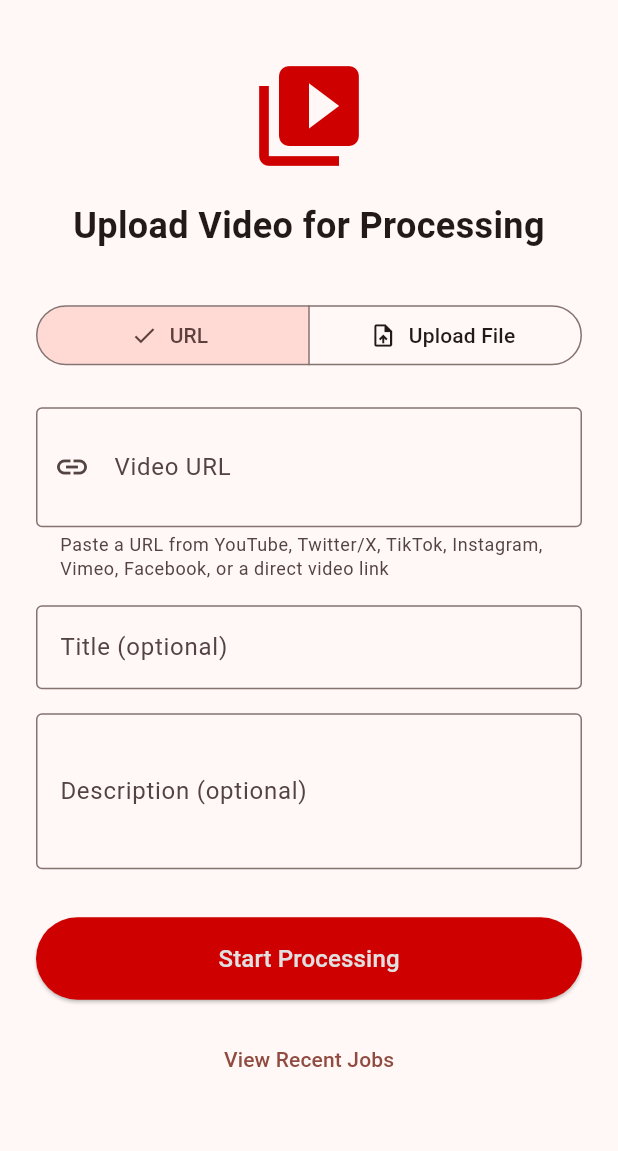
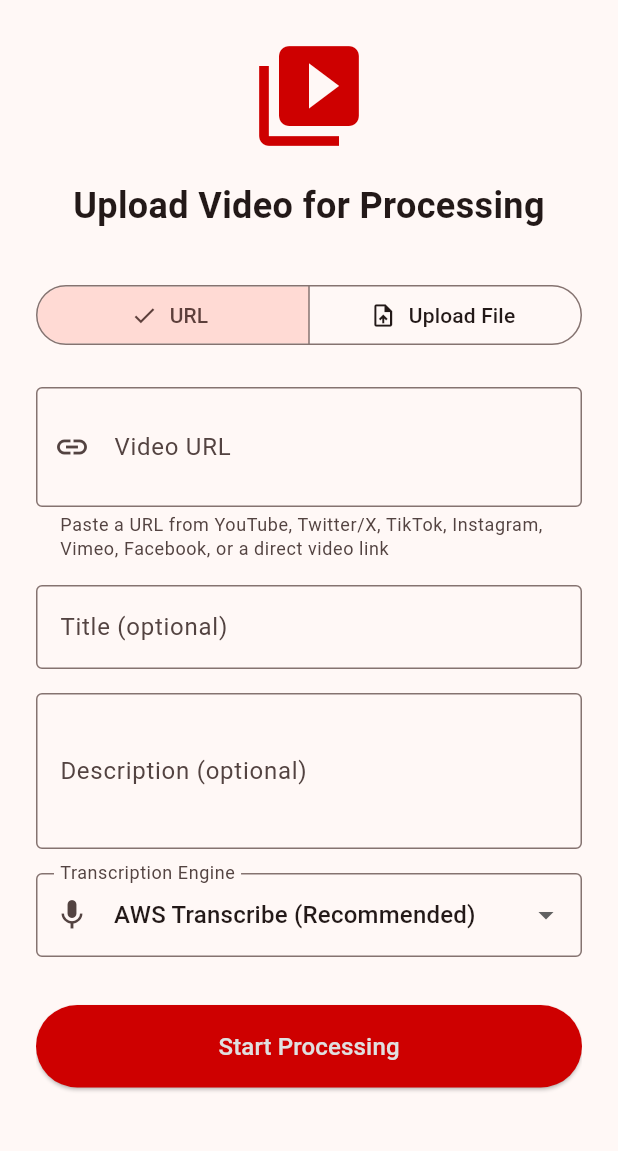
Before and after one commit to kevinlawrenceking/streamwatch-ui, a Flutter app: the screen it shows after launch, on a phone screen of 412 x 824 dp, the part 84-1235 px from its top. Run offline on Flutter 3.47's test engine with Material 3 defaults, Android fonts, the phone set to English and light mode, and no system bars; our stand-ins replace file_picker, video_player.

Commit message:
Claude code

```diff
--- a/lib/pages/jobs_list_page.dart
+++ b/lib/pages/jobs_list_page.dart
@@ -10,7 +10,7 @@ class JobsListPage extends StatefulWidget {
 }
 
 class _JobsListPageState extends State<JobsListPage> {
-  final ApiService _apiService = ApiService(baseUrl: 'http://localhost:8080');
+  final ApiService _apiService = ApiService();
 
   List<Job> _jobs = [];
   bool _isLoading = true;
--- a/lib/pages/upload_page.dart
+++ b/lib/pages/upload_page.dart
@@ -11,7 +11,7 @@ class UploadPage extends StatefulWidget {
 }
 
 class _UploadPageState extends State<UploadPage> {
-  final ApiService _apiService = ApiService(baseUrl: 'http://localhost:8080');
+  final ApiService _apiService = ApiService();
   final TextEditingController _urlController = TextEditingController();
   final TextEditingController _titleController = TextEditingController();
   final TextEditingController _descriptionController = TextEditingController();
@@ -21,6 +21,7 @@ class _UploadPageState extends State<UploadPage> {
   String? _selectedFileName;
   PlatformFile? _selectedFile;
   String _uploadMode = 'url'; // 'url' or 'file'
+  String _transcriptionEngine = 'aws'; // 'aws' or 'gemini' - default to AWS
 
   @override
   void dispose() {
@@ -71,6 +72,7 @@ class _UploadPageState extends State<UploadPage> {
           url: _urlController.text.trim(),
           title: _titleController.text.trim().isEmpty ? null : _titleController.text.trim(),
           description: _descriptionController.text.trim().isEmpty ? null : _descriptionController.text.trim(),
+          transcriptionEngine: _transcriptionEngine,
         );
       } else {
         response = await _apiService.createJobFromFile(
@@ -79,6 +81,7 @@ class _UploadPageState extends State<UploadPage> {
           fileName: _selectedFileName!,
           title: _titleController.text.trim().isEmpty ? null : _titleController.text.trim(),
           description: _descriptionController.text.trim().isEmpty ? null : _descriptionController.text.trim(),
+          transcriptionEngine: _transcriptionEngine,
         );
       }
 
@@ -218,6 +221,35 @@ class _UploadPageState extends State<UploadPage> {
                   maxLines: 3,
                 ),
 
+                const SizedBox(height: 16),
+
+                // Transcription Engine selector
+                DropdownButtonFormField<String>(
+                  value: _transcriptionEngine,
+                  decoration: const InputDecoration(
+                    labelText: 'Transcription Engine',
+                    border: OutlineInputBorder(),
+                    prefixIcon: Icon(Icons.mic),
+                  ),
+                  items: const [
+                    DropdownMenuItem(
+                      value: 'aws',
+                      child: Text('AWS Transcribe (Recommended)'),
+                    ),
+                    DropdownMenuItem(
+                      value: 'gemini',
+                      child: Text('Google Gemini'),
+                    ),
+                  ],
+                  onChanged: (value) {
+                    if (value != null) {
+                      setState(() {
+                        _transcriptionEngine = value;
+                      });
+                    }
+                  },
+                ),
+
                 const SizedBox(height: 32),
 
                 // Submit button
--- a/lib/services/api_service.dart
+++ b/lib/services/api_service.dart
@@ -1,17 +1,22 @@
 import 'dart:convert';
 import 'dart:typed_data';
 import 'package:http/http.dart' as http;
+import '../config/app_config.dart';
 
 class ApiService {
   final String baseUrl;
 
-  ApiService({this.baseUrl = 'http://localhost:8080'});
+  /// Creates an ApiService instance.
+  /// Uses [AppConfig.apiBaseUrl] by default, which can be configured via
+  /// --dart-define=API_BASE_URL=... at build time.
+  ApiService({String? baseUrl}) : baseUrl = baseUrl ?? AppConfig.apiBaseUrl;
 
   /// Create a job from a URL
   Future<Map<String, dynamic>> createJobFromUrl({
     required String url,
     String? title,
     String? description,
+    String? transcriptionEngine,
   }) async {
     final response = await http.post(
       Uri.parse('$baseUrl/api/v1/jobs'),
@@ -21,6 +26,7 @@ class ApiService {
         'source_url': url,
         if (title != null) 'title': title,
         if (description != null) 'description': description,
+        if (transcriptionEngine != null) 'transcription_engine': transcriptionEngine,
       }),
     );
 
@@ -38,6 +44,7 @@ class ApiService {
     required String fileName,
     String? title,
     String? description,
+    String? transcriptionEngine,
   }) async {
     var request = http.MultipartRequest(
       'POST',
@@ -60,6 +67,7 @@ class ApiService {
 
     if (title != null) request.fields['title'] = title;
     if (description != null) request.fields['description'] = description;
+    if (transcriptionEngine != null) request.fields['transcription_engine'] = transcriptionEngine;
 
     var streamedResponse = await request.send();
     var response = await http.Response.fromStream(streamedResponse);
```
Also changed, not shown: lib/config/app_config.dart (added, +15 -0 lines), lib/pages/job_detail_page.dart (+116 -11 lines).
